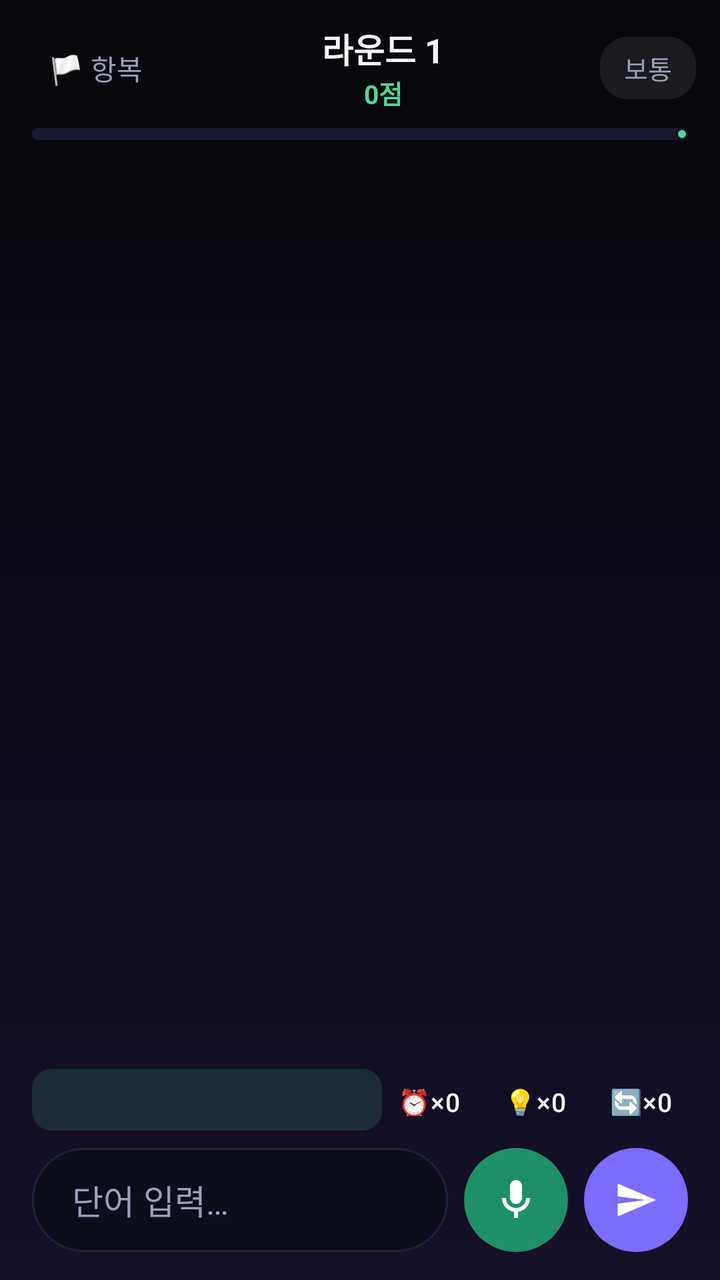
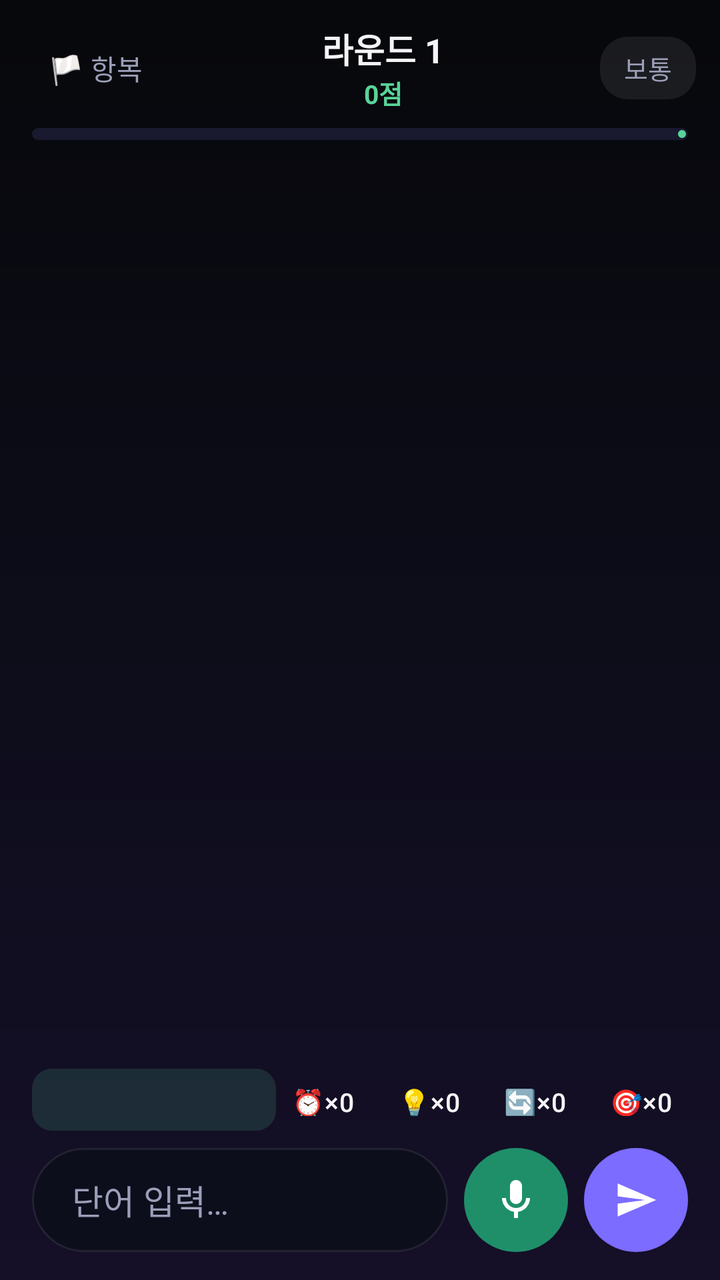

Before-and-after screenshots of an Android layout around one commit, followed by the original layout XML and the change that was made.
<!-- AndroidManifest.xml: application theme Theme.KKeutmal -->
<!-- res/layout/activity_game.xml -->
<?xml version="1.0" encoding="utf-8"?>
<androidx.constraintlayout.widget.ConstraintLayout xmlns:android="http://schemas.android.com/apk/res/android"
    xmlns:app="http://schemas.android.com/apk/res-auto"
    android:layout_width="match_parent"
    android:layout_height="match_parent">

    <LinearLayout
        android:id="@+id/header"
        android:layout_width="match_parent"
        android:layout_height="wrap_content"
        android:orientation="horizontal"
        android:gravity="center_vertical"
        android:paddingHorizontal="12dp"
        android:paddingTop="10dp"
        android:paddingBottom="6dp"
        app:layout_constraintTop_toTopOf="parent">

        <com.google.android.material.button.MaterialButton
            android:id="@+id/btnSurrender"
            style="?attr/borderlessButtonStyle"
            android:layout_width="wrap_content"
            android:layout_height="wrap_content"
            android:minWidth="0dp"
            android:text="🏳 항복"
            android:textColor="@color/text_dim"
            android:textSize="14sp" />

        <LinearLayout
            android:layout_width="0dp"
            android:layout_weight="1"
            android:layout_height="wrap_content"
            android:orientation="vertical"
            android:gravity="center">

            <TextView
                android:id="@+id/tvRound"
                android:layout_width="wrap_content"
                android:layout_height="wrap_content"
                android:text="라운드 1"
                android:textColor="@color/text_primary"
                android:textSize="17sp"
                android:textStyle="bold" />

            <TextView
                android:id="@+id/tvScore"
                android:layout_width="wrap_content"
                android:layout_height="wrap_content"
                android:text="0점"
                android:textColor="@color/accent2"
                android:textSize="13sp"
                android:textStyle="bold" />
        </LinearLayout>

        <TextView
            android:id="@+id/tvGoal"
            android:layout_width="wrap_content"
            android:layout_height="wrap_content"
            android:layout_marginEnd="6dp"
            android:background="@drawable/bubble_sys"
            android:paddingHorizontal="10dp"
            android:paddingVertical="6dp"
            android:textColor="@color/accent2"
            android:textSize="12sp"
            android:textStyle="bold"
            android:visibility="gone" />

        <TextView
            android:id="@+id/tvDifficulty"
            android:layout_width="wrap_content"
            android:layout_height="wrap_content"
            android:background="@drawable/bubble_sys"
            android:paddingHorizontal="12dp"
            android:paddingVertical="6dp"
            android:text="보통"
            android:textColor="@color/text_dim"
            android:textSize="13sp" />
    </LinearLayout>

    <com.google.android.material.progressindicator.LinearProgressIndicator
        android:id="@+id/timerBar"
        android:layout_width="0dp"
        android:layout_height="wrap_content"
        android:layout_marginHorizontal="16dp"
        app:trackThickness="6dp"
        app:trackCornerRadius="3dp"
        app:trackColor="@color/chip_bg"
        app:indicatorColor="@color/timer_ok"
        android:max="1000"
        android:progress="1000"
        app:layout_constraintTop_toBottomOf="@id/header"
        app:layout_constraintStart_toStartOf="parent"
        app:layout_constraintEnd_toEndOf="parent" />

    <TextView
        android:id="@+id/tvTimer"
        android:layout_width="wrap_content"
        android:layout_height="wrap_content"
        android:layout_marginTop="4dp"
        android:layout_marginEnd="18dp"
        android:text=""
        android:textColor="@color/timer_ok"
        android:textSize="12sp"
        android:textStyle="bold"
        app:layout_constraintTop_toBottomOf="@id/timerBar"
        app:layout_constraintEnd_toEndOf="parent" />

    <TextView
        android:id="@+id/bossBanner"
        android:layout_width="0dp"
        android:layout_height="wrap_content"
        android:layout_marginHorizontal="16dp"
        android:layout_marginTop="6dp"
        android:background="@drawable/bubble_sys"
        android:gravity="center"
        android:paddingVertical="8dp"
        android:textColor="@color/error"
        android:textSize="13sp"
        android:textStyle="bold"
        android:visibility="gone"
        app:layout_constraintTop_toBottomOf="@id/tvTimer"
        app:layout_constraintStart_toStartOf="parent"
        app:layout_constraintEnd_toEndOf="parent" />

    <androidx.recyclerview.widget.RecyclerView
        android:id="@+id/recycler"
        android:layout_width="match_parent"
        android:layout_height="0dp"
        android:clipToPadding="false"
        android:paddingHorizontal="14dp"
        android:paddingTop="8dp"
        android:paddingBottom="10dp"
        app:layout_constraintTop_toBottomOf="@id/bossBanner"
        app:layout_constraintBottom_toTopOf="@id/inputBar" />

    <LinearLayout
        android:id="@+id/inputBar"
        android:layout_width="match_parent"
        android:layout_height="wrap_content"
        android:orientation="vertical"
        android:paddingHorizontal="16dp"
        android:paddingBottom="14dp"
        app:layout_constraintBottom_toBottomOf="parent">

        <TextView
            android:id="@+id/tvError"
            android:layout_width="wrap_content"
            android:layout_height="wrap_content"
            android:layout_gravity="center_horizontal"
            android:layout_marginBottom="6dp"
            android:background="@drawable/bubble_sys"
            android:paddingHorizontal="14dp"
            android:paddingVertical="7dp"
            android:textColor="@color/error"
            android:textSize="13sp"
            android:textStyle="bold"
            android:visibility="gone" />

        <LinearLayout
            android:layout_width="match_parent"
            android:layout_height="wrap_content"
            android:layout_marginBottom="6dp"
            android:orientation="horizontal"
            android:gravity="center_vertical">

            <TextView
                android:id="@+id/tvRequired"
                android:layout_width="0dp"
                android:layout_weight="1"
                android:layout_height="wrap_content"
                android:background="@drawable/bg_required_chip"
                android:paddingHorizontal="10dp"
                android:paddingVertical="6dp"
                android:textColor="@color/accent2"
                android:textSize="14sp"
                android:textStyle="bold"
                android:text="" />

            <com.google.android.material.button.MaterialButton
                android:id="@+id/btnItemTime"
                style="?attr/borderlessButtonStyle"
                android:layout_width="wrap_content"
                android:layout_height="36dp"
                android:minWidth="0dp"
                android:paddingHorizontal="8dp"
                android:text="⏰×0"
                android:textColor="@color/text_primary"
                android:textSize="13sp"
                android:background="@drawable/bubble_sys" />

            <com.google.android.material.button.MaterialButton
                android:id="@+id/btnItemHint"
                style="?attr/borderlessButtonStyle"
                android:layout_width="wrap_content"
                android:layout_height="36dp"
                android:layout_marginStart="6dp"
                android:minWidth="0dp"
                android:paddingHorizontal="8dp"
                android:text="💡×0"
                android:textColor="@color/text_primary"
                android:textSize="13sp"
                android:background="@drawable/bubble_sys" />

            <com.google.android.material.button.MaterialButton
                android:id="@+id/btnItemPass"
                style="?attr/borderlessButtonStyle"
                android:layout_width="wrap_content"
                android:layout_height="36dp"
                android:layout_marginStart="6dp"
                android:minWidth="0dp"
                android:paddingHorizontal="8dp"
                android:text="🔄×0"
                android:textColor="@color/text_primary"
                android:textSize="13sp"
                android:background="@drawable/bubble_sys" />
        </LinearLayout>

        <LinearLayout
            android:layout_width="match_parent"
            android:layout_height="wrap_content"
            android:orientation="horizontal"
            android:gravity="center_vertical">

            <EditText
                android:id="@+id/etWord"
                android:layout_width="0dp"
                android:layout_weight="1"
                android:layout_height="52dp"
                android:background="@drawable/bg_input"
                android:hint="@string/input_hint"
                android:textColorHint="@color/text_dim"
                android:textColor="@color/text_primary"
                android:textSize="17sp"
                android:paddingHorizontal="20dp"
                android:inputType="text"
                android:maxLines="1"
                android:imeOptions="actionDone"
                android:importantForAutofill="no" />

            <com.google.android.material.button.MaterialButton
                android:id="@+id/btnMic"
                android:layout_width="52dp"
                android:layout_height="52dp"
                android:layout_marginStart="8dp"
                android:insetTop="0dp"
                android:insetBottom="0dp"
                app:icon="@drawable/ic_mic"
                app:iconGravity="textStart"
                app:iconPadding="0dp"
                app:iconSize="24dp"
                app:iconTint="@color/text_on_accent"
                app:backgroundTint="@color/accent2_dark"
                app:cornerRadius="26dp" />

            <com.google.android.material.button.MaterialButton
                android:id="@+id/btnSend"
                android:layout_width="52dp"
                android:layout_height="52dp"
                android:layout_marginStart="8dp"
                android:insetTop="0dp"
                android:insetBottom="0dp"
                app:icon="@drawable/ic_send"
                app:iconGravity="textStart"
                app:iconPadding="0dp"
                app:iconSize="22dp"
                app:iconTint="@color/text_on_accent"
                app:backgroundTint="@color/accent"
                app:cornerRadius="26dp" />
        </LinearLayout>
    </LinearLayout>

    <FrameLayout
        android:id="@+id/loadingOverlay"
        android:layout_width="match_parent"
        android:layout_height="match_parent"
        android:background="#CC0C0F1E"
        android:clickable="true"
        android:visibility="gone"
        app:layout_constraintTop_toTopOf="parent">

        <LinearLayout
            android:layout_width="wrap_content"
            android:layout_height="wrap_content"
            android:layout_gravity="center"
            android:orientation="vertical"
            android:gravity="center">

            <ProgressBar
                android:layout_width="44dp"
                android:layout_height="44dp"
                android:indeterminateTint="@color/accent" />

            <TextView
                android:layout_width="wrap_content"
                android:layout_height="wrap_content"
                android:layout_marginTop="14dp"
                android:text="@string/loading_dict"
                android:textColor="@color/text_dim"
                android:textSize="14sp" />
        </LinearLayout>
    </FrameLayout>
</androidx.constraintlayout.widget.ConstraintLayout>
<!-- resources referenced by this layout -->
<resources>
  <color name="accent">#7C6CFF</color>
  <color name="accent2">#59D499</color>
  <color name="accent2_dark">#1F8F6A</color>
  <color name="chip_bg">#191A30</color>
  <color name="error">#FF6161</color>
  <color name="text_dim">#9C9FB8</color>
  <color name="text_on_accent">#FFFFFF</color>
  <color name="text_primary">#F4F4F6</color>
  <color name="timer_ok">#59D499</color>
  <!-- drawable bg_input (drawable) -->
  <?xml version="1.0" encoding="utf-8"?>
  <shape xmlns:android="http://schemas.android.com/apk/res/android" android:shape="rectangle">
      <solid android:color="@color/input_bg" />
      <stroke android:width="1dp" android:color="@color/surface_stroke" />
      <corners android:radius="26dp" />
  </shape>
  <!-- drawable bg_required_chip (drawable) -->
  <?xml version="1.0" encoding="utf-8"?>
  <shape xmlns:android="http://schemas.android.com/apk/res/android" android:shape="rectangle">
      <solid android:color="@color/accent2_soft" />
      <corners android:radius="10dp" />
  </shape>
  <!-- drawable bubble_sys (drawable) -->
  <?xml version="1.0" encoding="utf-8"?>
  <shape xmlns:android="http://schemas.android.com/apk/res/android" android:shape="rectangle">
      <solid android:color="#14FFFFFF" />
      <corners android:radius="14dp" />
  </shape>
  <!-- drawable ic_mic (drawable) -->
  <?xml version="1.0" encoding="utf-8"?>
  <vector xmlns:android="http://schemas.android.com/apk/res/android"
      android:width="24dp" android:height="24dp"
      android:viewportWidth="24" android:viewportHeight="24">
      <path
          android:fillColor="#FFFFFF"
          android:pathData="M12,14c1.66,0 3,-1.34 3,-3V5c0,-1.66 -1.34,-3 -3,-3S9,3.34 9,5v6C9,12.66 10.34,14 12,14zM17,11c0,2.76 -2.24,5 -5,5s-5,-2.24 -5,-5H5c0,3.53 2.61,6.43 6,6.92V21h2v-3.08c3.39,-0.49 6,-3.39 6,-6.92H17z" />
  </vector>
  <!-- drawable ic_send (drawable) -->
  <?xml version="1.0" encoding="utf-8"?>
  <vector xmlns:android="http://schemas.android.com/apk/res/android"
      android:width="24dp" android:height="24dp"
      android:viewportWidth="24" android:viewportHeight="24">
      <path
          android:fillColor="#FFFFFF"
          android:pathData="M2.01,21L23,12 2.01,3 2,10l15,2 -15,2z" />
  </vector>
  <string name="input_hint">단어 입력…</string>
  <string name="loading_dict">사전 불러오는 중…</string>
  <style name="Theme.KKeutmal" parent="Theme.Material3.Dark.NoActionBar">
          <item name="colorPrimary">@color/accent</item>
          <item name="colorOnPrimary">@color/text_on_accent</item>
          <item name="colorSecondary">@color/accent2</item>
          <item name="colorSurface">@color/surface</item>
          <item name="colorOnSurface">@color/text_primary</item>
          <item name="android:colorBackground">@color/bg_top</item>
          <item name="android:windowBackground">@drawable/bg_gradient</item>
          <item name="android:statusBarColor">@color/bg_top</item>
          <item name="android:navigationBarColor">@color/bg_bottom</item>
          <item name="android:windowLightStatusBar">false</item>
          <item name="android:textColor">@color/text_primary</item>
      </style>
  <color name="input_bg">#0D0E1C</color>
  <color name="surface_stroke">#14FFFFFF</color>
  <color name="accent2_soft">#2659D499</color>
  <color name="surface">#111225</color>
  <color name="bg_top">#07080B</color>
  <!-- drawable bg_gradient (drawable) -->
  <?xml version="1.0" encoding="utf-8"?>
  <shape xmlns:android="http://schemas.android.com/apk/res/android" android:shape="rectangle">
      <gradient
          android:angle="270"
          android:startColor="@color/bg_top"
          android:centerColor="#0D0D1A"
          android:endColor="@color/bg_bottom" />
  </shape>
  <color name="bg_bottom">#150F28</color>
</resources>

<!-- the commit's change to res/layout/activity_game.xml (unified diff, before → after) -->
@@ -209,6 +209,19 @@
                 android:minWidth="0dp"
                 android:paddingHorizontal="8dp"
                 android:text="🔄×0"
+                android:textColor="@color/text_primary"
+                android:textSize="13sp"
+                android:background="@drawable/bubble_sys" />
+
+            <com.google.android.material.button.MaterialButton
+                android:id="@+id/btnItemDouble"
+                style="?attr/borderlessButtonStyle"
+                android:layout_width="wrap_content"
+                android:layout_height="36dp"
+                android:layout_marginStart="6dp"
+                android:minWidth="0dp"
+                android:paddingHorizontal="8dp"
+                android:text="🎯×0"
                 android:textColor="@color/text_primary"
                 android:textSize="13sp"
                 android:background="@drawable/bubble_sys" />
